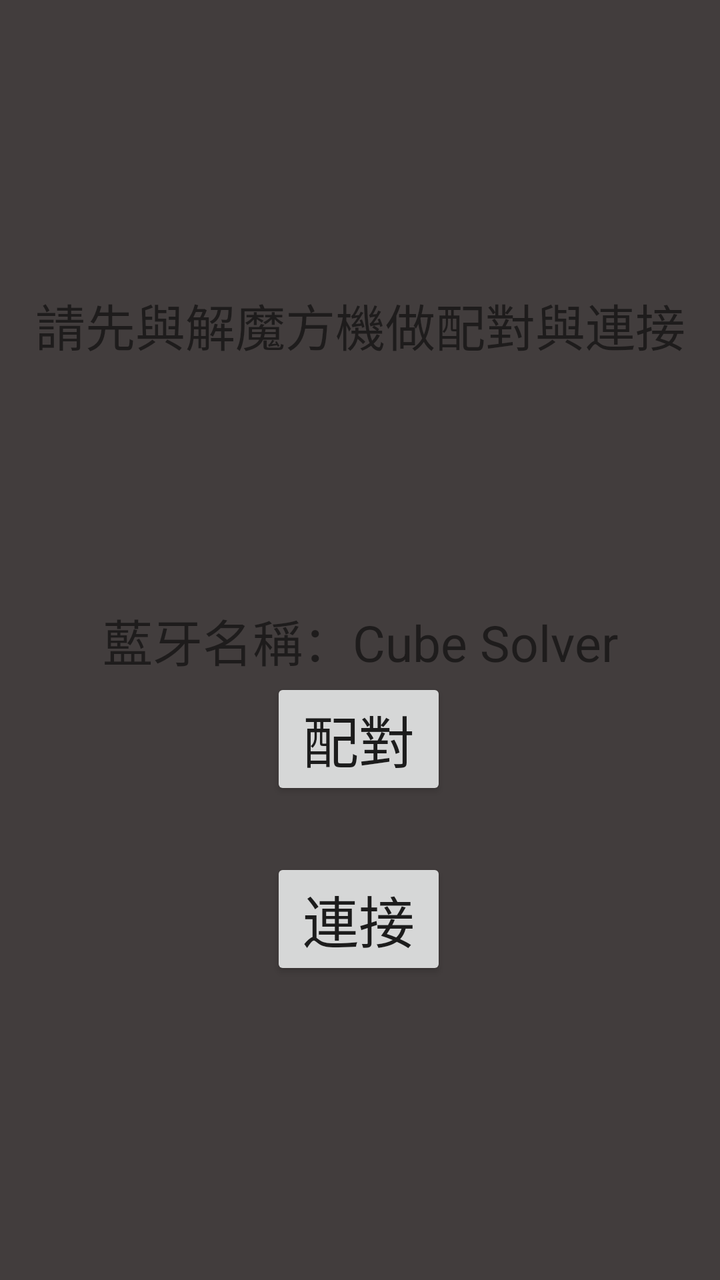
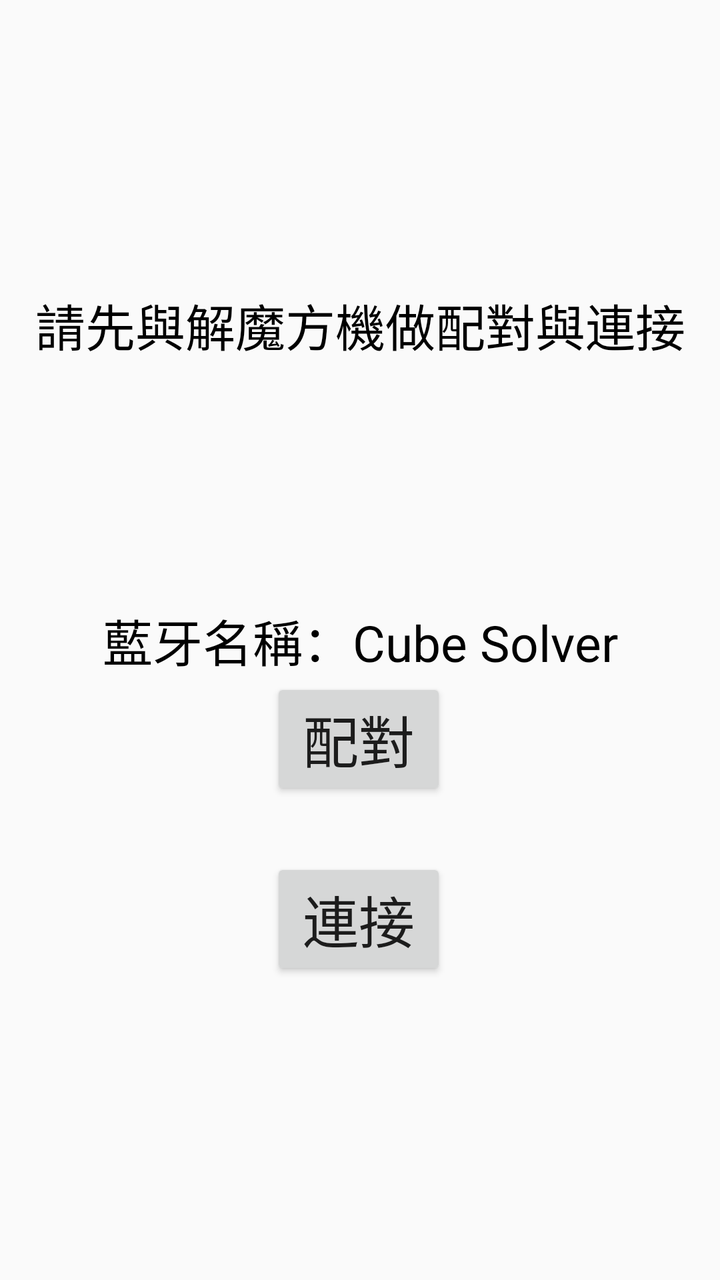

Before-and-after screenshots of an Android layout around one commit, followed by the original layout XML and the change that was made.
<!-- AndroidManifest.xml: application theme Theme.Test -->
<!-- res/layout/fragment_blue_tooth.xml -->
<?xml version="1.0" encoding="utf-8"?>
<androidx.constraintlayout.widget.ConstraintLayout
    xmlns:android="http://schemas.android.com/apk/res/android"
    xmlns:tools="http://schemas.android.com/tools"
    android:layout_width="match_parent"
    android:layout_height="match_parent"
    xmlns:app="http://schemas.android.com/apk/res-auto"
    android:background="#423D3D"
    tools:context=".BlueToothFragment">

    
    
    
    
    
    
    
    
    
    
    
    

    <TextView
        android:id="@+id/textView"
        android:layout_width="wrap_content"
        android:layout_height="wrap_content"
        android:text="請先與解魔方機做配對與連接"
        android:textSize="25sp"
        app:layout_constraintBottom_toBottomOf="parent"
        app:layout_constraintLeft_toLeftOf="parent"
        app:layout_constraintRight_toRightOf="parent"
        app:layout_constraintTop_toTopOf="parent"
        app:layout_constraintVertical_bias="0.239" />

    <TextView
        android:id="@+id/textView1"
        android:layout_width="wrap_content"
        android:layout_height="wrap_content"
        android:text="藍牙名稱：Cube Solver"
        android:textSize="25sp"
        app:layout_constraintBottom_toBottomOf="parent"
        app:layout_constraintLeft_toLeftOf="parent"
        app:layout_constraintRight_toRightOf="parent"
        app:layout_constraintTop_toTopOf="parent" />

    <Button
        android:id="@+id/button_pair"
        android:layout_width="wrap_content"
        android:layout_height="wrap_content"
        android:layout_marginBottom="240dp"
        android:text="配對"
        android:textSize="28dp"
        app:layout_constraintBottom_toBottomOf="parent"
        app:layout_constraintEnd_toEndOf="parent"
        app:layout_constraintHorizontal_bias="0.498"
        app:layout_constraintStart_toStartOf="parent" />

    <Button
        android:id="@+id/button_connect"
        android:layout_width="wrap_content"
        android:layout_height="wrap_content"
        android:layout_marginBottom="150dp"
        android:text="連接"
        android:textSize="28dp"
        app:layout_constraintBottom_toBottomOf="parent"
        app:layout_constraintEnd_toEndOf="parent"
        app:layout_constraintHorizontal_bias="0.498"
        app:layout_constraintStart_toStartOf="parent" />

    
    
    
    
    
    
    
    
    
    
    
    
    

    
    
    
    
    
    
    
    
    
    
    
    
    

    
    
    
    
    
    
    
    
    
    
    
    
    

    
    
    
    
    
    
    
    
    
    
    
    
    

</androidx.constraintlayout.widget.ConstraintLayout>
<!-- resources referenced by this layout -->
<resources>
  <style name="Theme.Test" parent="Theme.MaterialComponents.DayNight.NoActionBar.Bridge" />
</resources>

<!-- the commit's change to res/layout/fragment_blue_tooth.xml (unified diff, before → after) -->
@@ -5,7 +5,6 @@
     android:layout_width="match_parent"
     android:layout_height="match_parent"
     xmlns:app="http://schemas.android.com/apk/res-auto"
-    android:background="#423D3D"
     tools:context=".BlueToothFragment">
 
     
@@ -27,6 +26,7 @@
         android:layout_height="wrap_content"
         android:text="請先與解魔方機做配對與連接"
         android:textSize="25sp"
+        android:textColor="#000"
         app:layout_constraintBottom_toBottomOf="parent"
         app:layout_constraintLeft_toLeftOf="parent"
         app:layout_constraintRight_toRightOf="parent"
@@ -39,6 +39,7 @@
         android:layout_height="wrap_content"
         android:text="藍牙名稱：Cube Solver"
         android:textSize="25sp"
+        android:textColor="#000"
         app:layout_constraintBottom_toBottomOf="parent"
         app:layout_constraintLeft_toLeftOf="parent"
         app:layout_constraintRight_toRightOf="parent"
